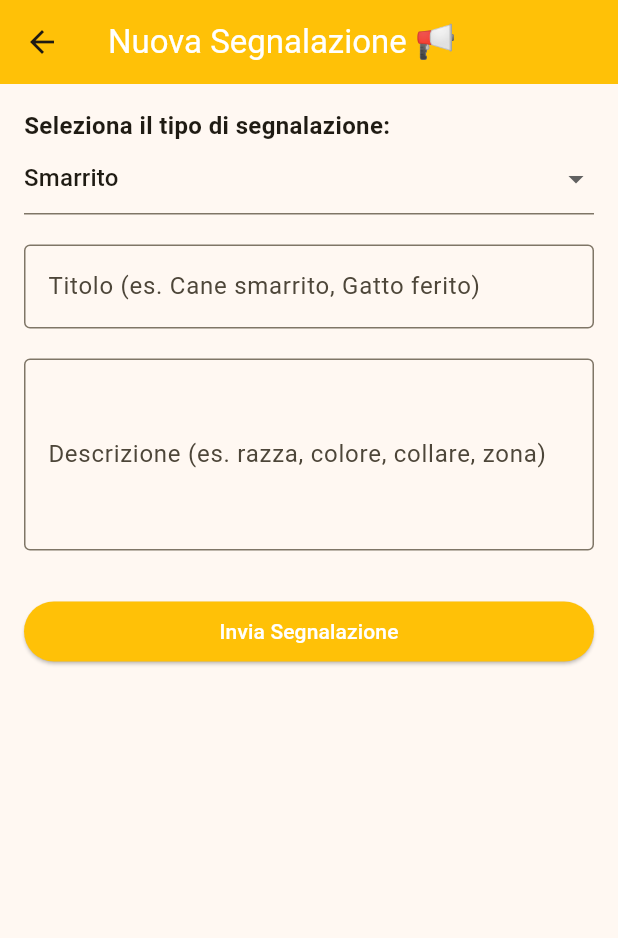
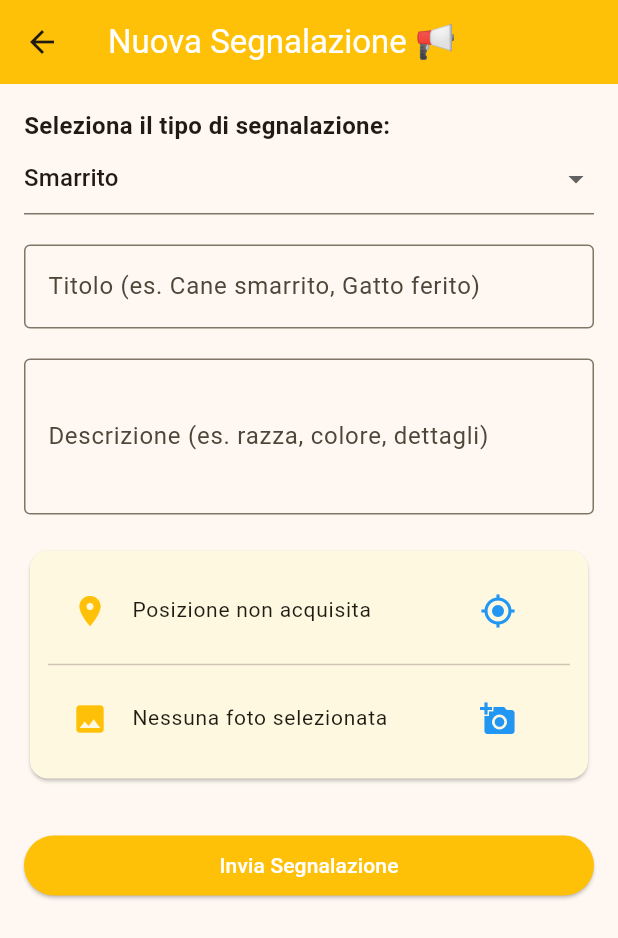
Before and after one commit to borbonico791926-it/mondo-pelosetti, a Flutter app: the ReportScreen screen opened directly, on a phone screen of 412 x 824 dp. Shown: the top 938 px of the screen. Run offline on Flutter 3.47's test engine with Material 3 defaults, Android fonts, the phone set to English and light mode, and no system bars; our stand-ins replace geolocator, image_picker, permission_handler.

Commit message:
Implement GPS and image picker with permissions
Added location and image picking functionality with permission handling. Updated form fields and UI elements for better user experience.

```diff
--- a/lib/main.dart
+++ b/lib/main.dart
@@ -1,4 +1,7 @@
 import 'package:flutter/material.dart';
+import 'package:geolocator/geolocator.dart';
+import 'package:image_picker/image_picker.dart';
+import 'package:permission_handler/permission_handler.dart';
 
 void main() {
   runApp(const MondoPelosettiApp());
@@ -97,6 +100,44 @@ class _ReportScreenState extends State<ReportScreen> {
   final _titleController = TextEditingController();
   final _descriptionController = TextEditingController();
 
+  String _locationStatus = "Posizione non acquisita";
+  String _imageStatus = "Nessuna foto selezionata";
+
+  // Funzione per acquisire il GPS
+  Future<void> _getLocation() async {
+    var status = await Permission.location.request();
+    if (status.isGranted) {
+      setState(() { _locationStatus = "Acquisizione in corso..."; });
+      try {
+        Position position = await Geolocator.getCurrentPosition(
+            desiredAccuracy: LocationAccuracy.high);
+        setState(() {
+          _locationStatus = "📍 Lat: ${position.latitude.toStringAsFixed(4)}, Lon: ${position.longitude.toStringAsFixed(4)}";
+        });
+      } catch (e) {
+        setState(() { _locationStatus = "Errore nel recupero GPS"; });
+      }
+    } else {
+      setState(() { _locationStatus = "Permesso GPS negato"; });
+    }
+  }
+
+  // Funzione per scattare/scegliere una foto
+  Future<void> _pickImage() async {
+    var status = await Permission.camera.request();
+    if (status.isGranted) {
+      final ImagePicker picker = ImagePicker();
+      final XFile? image = await picker.pickImage(source: ImageSource.gallery);
+      if (image != null) {
+        setState(() {
+          _imageStatus = "📸 Foto selezionata correttamente!";
+        });
+      }
+    } else {
+      setState(() { _imageStatus = "Permesso fotocamera negato"; });
+    }
+  }
+
   @override
   void dispose() {
     _titleController.dispose();
@@ -130,9 +171,7 @@ class _ReportScreenState extends State<ReportScreen> {
                         ))
                     .toList(),
                 onChanged: (value) {
-                  setState(() {
-                    _type = value!;
-                  });
+                  setState(() { _type = value!; });
                 },
               ),
               const SizedBox(height: 20),
@@ -143,27 +182,54 @@ class _ReportScreenState extends State<ReportScreen> {
                   border: OutlineInputBorder(),
                 ),
                 validator: (value) {
-                  if (value == null || value.isEmpty) {
-                    return 'Inserisci un titolo';
-                  }
+                  if (value == null || value.isEmpty) return 'Inserisci un titolo';
                   return null;
                 },
               ),
               const SizedBox(height: 20),
               TextFormField(
                 controller: _descriptionController,
-                maxLines: 4,
+                maxLines: 3,
                 decoration: const InputDecoration(
-                  labelText: 'Descrizione (es. razza, colore, collare, zona)',
+                  labelText: 'Descrizione (es. razza, colore, dettagli)',
                   border: OutlineInputBorder(),
                 ),
                 validator: (value) {
-                  if (value == null || value.isEmpty) {
-                    return 'Inserisci una descrizione dettagliata';
-                  }
+                  if (value == null || value.isEmpty) return 'Inserisci una descrizione';
                   return null;
                 },
               ),
+              const SizedBox(height: 20),
+
+              // Sezione Allegati (Foto e Posizione)
+              Card(
+                color: Colors.amber.shade50,
+                child: Padding(
+                  padding: const EdgeInsets.all(12.0),
+                  child: Column(
+                    children: [
+                      ListTile(
+                        leading: const Icon(Icons.location_on, color: Colors.amber),
+                        title: Text(_locationStatus, style: const TextStyle(fontSize: 14)),
+                        trailing: IconButton(
+                          icon: const Icon(Icons.gps_fixed, color: Colors.blue),
+                          onPressed: _getLocation,
+                        ),
+                      ),
+                      const Divider(),
+                      ListTile(
+                        leading: const Icon(Icons.image, color: Colors.amber),
+                        title: Text(_imageStatus, style: const TextStyle(fontSize: 14)),
+                        trailing: IconButton(
+                          icon: const Icon(Icons.add_a_photo, color: Colors.blue),
+                          onPressed: _pickImage,
+                        ),
+                      ),
+                    ],
+                  ),
+                ),
+              ),
+
               const SizedBox(height: 30),
               ElevatedButton(
                 onPressed: () {
```
